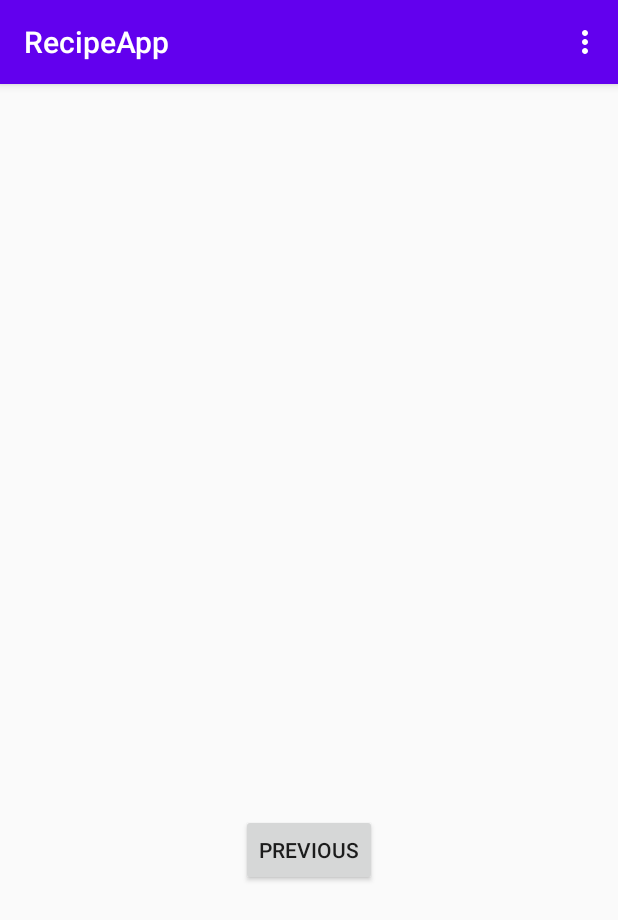
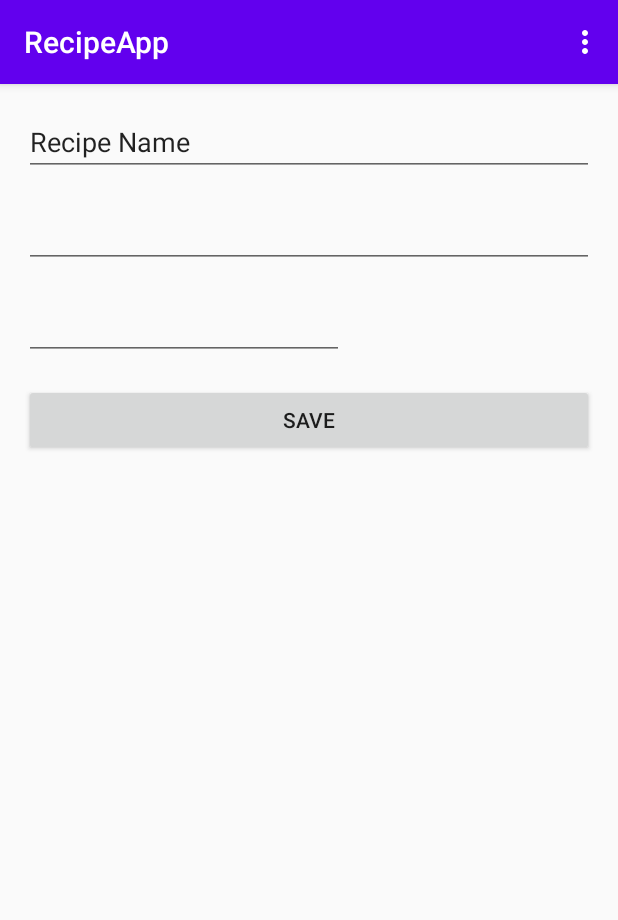
Before and after one commit to bnj997/RecipeAppV1, an Android app: the RecipeDetailFragment screen opened through its navigation route, on a phone screen of 412 x 824 dp. Shown: the top 920 px of the screen. Run offline under Robolectric (Android 15) with nearby library versions, the phone set to English and light mode, and no system bars; our stand-ins replace Room's generated code.

Commit message:
Provided ability to add recipes to list

```diff
--- a/app/src/main/java/com/example/recipeapp/database/RecipeDatabase.kt
+++ b/app/src/main/java/com/example/recipeapp/database/RecipeDatabase.kt
@@ -4,17 +4,21 @@ import android.content.Context
 import androidx.room.Database
 import androidx.room.Room
 import androidx.room.RoomDatabase
+import androidx.sqlite.db.SupportSQLiteDatabase
+import kotlinx.coroutines.CoroutineScope
+import kotlinx.coroutines.Dispatchers
+import kotlinx.coroutines.launch
 
 
 /** 'entities' refers to what class you want to keep in this database */
-@Database(entities = [Recipe::class], version = 1, exportSchema = false)
+@Database(entities = [Recipe::class], version = 8, exportSchema = false)
 
 abstract class RecipeDatabase : RoomDatabase() {
 
     /** Use this val to 1. Connect this class (RecipeDatabase) to the Dao Object and 2. Access the RecipeDatabaseDao
      * Do not need to provide a body for this variable as Room takes care of all the code
      * */
-    abstract val recipeDatabaseDao: RecipeDatabaseDao
+    abstract fun recipeDatabaseDao(): RecipeDatabaseDao
 
 
     /** Defining companion object allows us to add functions to RecipeDatabase class
@@ -31,7 +35,7 @@ abstract class RecipeDatabase : RoomDatabase() {
          * Aims to create a single, only instance of this RecipeDatabase
          * This method can be called from the outside
          */
-        fun getInstance(context: Context): RecipeDatabase {
+        fun getInstance(context: Context, scope: CoroutineScope): RecipeDatabase {
 
             /**
              * synchronized' means only one thread at a time can access this method
@@ -73,8 +77,6 @@ abstract class RecipeDatabase : RoomDatabase() {
 
         }
 
-
-
     }
 
 
--- a/app/src/main/java/com/example/recipeapp/recipeList/RecipeListAdaptor.kt
+++ b/app/src/main/java/com/example/recipeapp/recipeList/RecipeListAdaptor.kt
@@ -1,5 +1,6 @@
 package com.example.recipeapp.recipeList
 
+import android.content.Context
 import android.view.LayoutInflater
 import android.view.View
 import android.view.ViewGroup
@@ -7,9 +8,36 @@ import android.widget.ImageView
 import android.widget.TextView
 import androidx.recyclerview.widget.RecyclerView
 import com.example.recipeapp.R
-import com.example.recipeapp.RecipeItem
+import com.example.recipeapp.database.Recipe
 
-class RecipeListAdapter(private val recipeList: List<RecipeItem>) : RecyclerView.Adapter<RecipeListAdapter.RecipeViewHolder>() {
+class RecipeListAdapter internal constructor(context: Context) : RecyclerView.Adapter<RecipeListAdapter.RecipeViewHolder>() {
+
+    private val inflater: LayoutInflater = LayoutInflater.from(context)
+    private var recipeList = emptyList<Recipe>() // Cached copy of words
+
+    override fun onCreateViewHolder(parent: ViewGroup, viewType: Int): RecipeViewHolder {
+        val recipeItemView = inflater.inflate(R.layout.list_item_recipe, parent, false)
+        return RecipeViewHolder(recipeItemView)
+    }
+
+    override fun onBindViewHolder(holder: RecipeViewHolder, position: Int) {
+        val currentRecipeItem = recipeList[position]
+        holder.imageView.setImageResource(R.drawable.ic_android_black_24dp)
+        holder.recipeNameTextView.text = currentRecipeItem.recipeName
+        holder.recipeDurationTextView.text = currentRecipeItem.recipeDuration
+    }
+
+    internal fun setRecipes(recipes: List<Recipe>) {
+        this.recipeList = recipes
+        notifyDataSetChanged()
+    }
+
+    override fun getItemCount(): Int {
+        return recipeList.size
+    }
+
+
+
 
     class RecipeViewHolder(recipeItemView: View) : RecyclerView.ViewHolder(recipeItemView) {
         val imageView: ImageView = recipeItemView.findViewById(R.id.recipe_image)
@@ -17,20 +45,4 @@ class RecipeListAdapter(private val recipeList: List<RecipeItem>) : RecyclerView
         val recipeDurationTextView: TextView = recipeItemView.findViewById(R.id.recipe_duration)
     }
 
-
-    override fun onCreateViewHolder(parent: ViewGroup, viewType: Int): RecipeViewHolder {
-        val recipeItemView = LayoutInflater.from(parent.context).inflate(R.layout.list_item_recipe, parent, false)
-        return RecipeViewHolder(recipeItemView)
-    }
-
-    override fun onBindViewHolder(holder: RecipeViewHolder, position: Int) {
-        val currentRecipeItem = recipeList[position]
-        holder.imageView.setImageResource(currentRecipeItem.ImageResource)
-        holder.recipeNameTextView.text = currentRecipeItem.text1
-        holder.recipeDurationTextView.text = currentRecipeItem.text2
-    }
-
-    override fun getItemCount(): Int {
-        return recipeList.size
-    }
 }
--- a/app/src/main/java/com/example/recipeapp/recipeList/RecipeListFragment.kt
+++ b/app/src/main/java/com/example/recipeapp/recipeList/RecipeListFragment.kt
@@ -7,18 +7,19 @@ import android.view.LayoutInflater
 import android.view.View
 import android.view.ViewGroup
 import android.widget.Button
+import androidx.lifecycle.Observer
+import androidx.lifecycle.ViewModelProvider
 import androidx.navigation.fragment.findNavController
 import androidx.recyclerview.widget.LinearLayoutManager
 import com.example.recipeapp.R
-import com.example.recipeapp.RecipeItem
 import kotlinx.android.synthetic.main.fragment_first.*
-import kotlinx.coroutines.*
 
 /**
  * A simple [Fragment] subclass as the default destination in the navigation.
  */
 class RecipeListFragment: Fragment() {
 
+    private lateinit var recipeListViewModel: RecipeListViewModel
 
     override fun onCreateView(inflater: LayoutInflater, container: ViewGroup?, savedInstanceState: Bundle?): View? {
         return inflater.inflate(R.layout.fragment_first, container, false)
@@ -28,10 +29,17 @@ class RecipeListFragment: Fragment() {
     override fun onViewCreated(view: View, savedInstanceState: Bundle?) {
         super.onViewCreated(view, savedInstanceState)
 
-        val recipeList = generateRecipe(25)
-        recipe_list.adapter = RecipeListAdapter(recipeList)
+        val adapter = RecipeListAdapter(requireActivity())
+
+        recipe_list.adapter = adapter
         recipe_list.layoutManager = LinearLayoutManager(this.activity)
-        recipe_list.setHasFixedSize(true)
+
+        recipeListViewModel = ViewModelProvider(this).get(RecipeListViewModel::class.java)
+
+        recipeListViewModel.allRecipes.observe(viewLifecycleOwner, Observer { recipes ->
+            recipes?.let { adapter.setRecipes(it) }
+        })
+
 
         //Clear All Button
         view.findViewById<Button>(R.id.button_clearall).setOnClickListener {
@@ -44,15 +52,4 @@ class RecipeListFragment: Fragment() {
     }
 
 
-    private fun generateRecipe(size: Int): List<RecipeItem> {
-        val list = ArrayList<RecipeItem>()
-        val drawable = R.drawable.ic_android_black_24dp
-        for (i in 0 until size) {
-            val recipe = RecipeItem(drawable, "item $i", "Line 1")
-            list+=recipe
-        }
-        return list
-    }
-
-
 }
--- /dev/null
+++ b/app/src/main/java/com/example/recipeapp/recipeList/RecipeListViewModel.kt
@@ -0,0 +1,32 @@
+package com.example.recipeapp.recipeList
+
+import android.app.Application
+import androidx.lifecycle.AndroidViewModel
+import androidx.lifecycle.LiveData
+import androidx.lifecycle.viewModelScope
+import com.example.recipeapp.database.Recipe
+import com.example.recipeapp.database.RecipeDatabase
+import com.example.recipeapp.database.RecipeRepository
+import kotlinx.coroutines.Dispatchers
+import kotlinx.coroutines.launch
+
+
+class RecipeListViewModel(application: Application) : AndroidViewModel(application) {
+
+    private val repository: RecipeRepository
+
+    val allRecipes: LiveData<List<Recipe>>
+
+    init {
+        val recipeDao = RecipeDatabase.getInstance(application, viewModelScope).recipeDatabaseDao()
+        repository = RecipeRepository(recipeDao)
+        allRecipes = repository.allRecipes
+    }
+
+    fun insert(recipe: Recipe) {
+        viewModelScope.launch(Dispatchers.IO) {
+            repository.insert(recipe)
+        }
+    }
+
+}
--- a/app/src/main/java/com/example/recipeapp/recipedetail/RecipeDetailFragment.kt
+++ b/app/src/main/java/com/example/recipeapp/recipedetail/RecipeDetailFragment.kt
@@ -1,32 +1,52 @@
 package com.example.recipeapp.recipedetail
 
+import android.app.Activity
+import android.content.Intent
 import android.os.Bundle
+import android.text.TextUtils
 import androidx.fragment.app.Fragment
 import android.view.LayoutInflater
 import android.view.View
 import android.view.ViewGroup
 import android.widget.Button
+import android.widget.EditText
+import androidx.lifecycle.ViewModelProvider
 import androidx.navigation.fragment.findNavController
 import com.example.recipeapp.R
+import com.example.recipeapp.database.Recipe
+import com.example.recipeapp.recipeList.RecipeListViewModel
+import kotlinx.android.synthetic.main.fragment_second.*
 
 /**
  * A simple [Fragment] subclass as the second destination in the navigation.
  */
 class RecipeDetailFragment : Fragment() {
 
-    override fun onCreateView(
-            inflater: LayoutInflater, container: ViewGroup?,
-            savedInstanceState: Bundle?
-    ): View? {
+    private lateinit var recipeDetailViewModel: RecipeDetailViewModel
+
+    private lateinit var recipeName: String
+    private lateinit var recipeMethod: String
+    private lateinit var recipeDuration: String
+
+    override fun onCreateView(inflater: LayoutInflater, container: ViewGroup?, savedInstanceState: Bundle?): View? {
         // Inflate the layout for this fragment
         return inflater.inflate(R.layout.fragment_second, container, false)
     }
 
     override fun onViewCreated(view: View, savedInstanceState: Bundle?) {
         super.onViewCreated(view, savedInstanceState)
+        recipeDetailViewModel = ViewModelProvider(this).get(RecipeDetailViewModel::class.java)
 
-        view.findViewById<Button>(R.id.button_second).setOnClickListener {
+        view.findViewById<Button>(R.id.save_button).setOnClickListener {
+            recipeName = recipe_name_editText.text.toString()
+            recipeMethod = recipe_method_editText.text.toString()
+            recipeDuration = recipe_duration_editText.text.toString()
+
+            val newRecipe = Recipe(recipeName ,recipeMethod, recipeDuration)
+            recipeDetailViewModel.insert(newRecipe)
+
             findNavController().navigate(R.id.action_SecondFragment_to_FirstFragment)
         }
+
     }
 }
--- /dev/null
+++ b/app/src/main/java/com/example/recipeapp/recipedetail/RecipeDetailViewModel.kt
@@ -0,0 +1,33 @@
+package com.example.recipeapp.recipedetail
+
+import android.app.Application
+import androidx.lifecycle.AndroidViewModel
+import androidx.lifecycle.LiveData
+import androidx.lifecycle.viewModelScope
+import com.example.recipeapp.database.Recipe
+import com.example.recipeapp.database.RecipeDatabase
+import com.example.recipeapp.database.RecipeRepository
+import kotlinx.coroutines.Dispatchers
+import kotlinx.coroutines.launch
+
+
+class RecipeDetailViewModel(application: Application) : AndroidViewModel(application) {
+
+    private val repository: RecipeRepository
+
+    val allRecipes: LiveData<List<Recipe>>
+
+    init {
+        val recipeDao = RecipeDatabase.getInstance(application, viewModelScope).recipeDatabaseDao()
+        repository = RecipeRepository(recipeDao)
+        allRecipes = repository.allRecipes
+    }
+
+    fun insert(recipe: Recipe) {
+        viewModelScope.launch(Dispatchers.IO) {
+            repository.insert(recipe)
+        }
+    }
+
+
+}
--- a/app/src/main/res/layout/fragment_second.xml
+++ b/app/src/main/res/layout/fragment_second.xml
@@ -6,23 +6,55 @@
     android:layout_height="match_parent"
     tools:context=".recipedetail.RecipeDetailFragment">
 
-    <TextView
-        android:id="@+id/textview_second"
+    <EditText
+        android:id="@+id/recipe_name_editText"
+        android:layout_width="0dp"
+        android:layout_height="wrap_content"
+        android:layout_marginStart="16dp"
+        android:layout_marginTop="16dp"
+        android:layout_marginEnd="16dp"
+        android:ems="10"
+        android:inputType="textPersonName"
+        android:text="Recipe Name"
+        app:layout_constraintEnd_toEndOf="parent"
+        app:layout_constraintStart_toStartOf="parent"
+        app:layout_constraintTop_toTopOf="parent" />
+
+    <EditText
+        android:id="@+id/recipe_method_editText"
+        android:layout_width="0dp"
+        android:layout_height="wrap_content"
+        android:layout_marginStart="16dp"
+        android:layout_marginTop="16dp"
+        android:layout_marginEnd="16dp"
+        android:ems="10"
+        android:gravity="start|top"
+        android:inputType="textMultiLine"
+        app:layout_constraintEnd_toEndOf="parent"
+        app:layout_constraintStart_toStartOf="parent"
+        app:layout_constraintTop_toBottomOf="@+id/recipe_name_editText" />
+
+    <EditText
+        android:id="@+id/recipe_duration_editText"
         android:layout_width="wrap_content"
         android:layout_height="wrap_content"
-        app:layout_constraintBottom_toTopOf="@id/button_second"
+        android:layout_marginStart="16dp"
+        android:layout_marginTop="16dp"
+        android:ems="10"
+        android:inputType="number"
+        app:layout_constraintStart_toStartOf="parent"
+        app:layout_constraintTop_toBottomOf="@+id/recipe_method_editText" />
+
+    <Button
+        android:id="@+id/save_button"
+        android:layout_width="0dp"
+        android:layout_height="wrap_content"
+        android:layout_marginStart="16dp"
+        android:layout_marginTop="16dp"
+        android:layout_marginEnd="16dp"
+        android:text="SAVE"
         app:layout_constraintEnd_toEndOf="parent"
         app:layout_constraintStart_toStartOf="parent"
-        app:layout_constraintTop_toTopOf="parent"
-        tools:text="@string/second_fragment_label" />
+        app:layout_constraintTop_toBottomOf="@+id/recipe_duration_editText" />
 
-    <Button
-        android:id="@+id/button_second"
-        android:layout_width="wrap_content"
-        android:layout_height="wrap_content"
-        android:text="@string/previous"
-        app:layout_constraintBottom_toBottomOf="parent"
-        app:layout_constraintEnd_toEndOf="parent"
-        app:layout_constraintStart_toStartOf="parent"
-        app:layout_constraintTop_toBottomOf="@id/textview_second" />
 </androidx.constraintlayout.widget.ConstraintLayout>
```
Also changed, not shown: app/src/main/java/com/example/recipeapp/database/Recipe.kt (+6 -6 lines), app/src/main/java/com/example/recipeapp/database/RecipeRepository.kt (+31 -2 lines).
